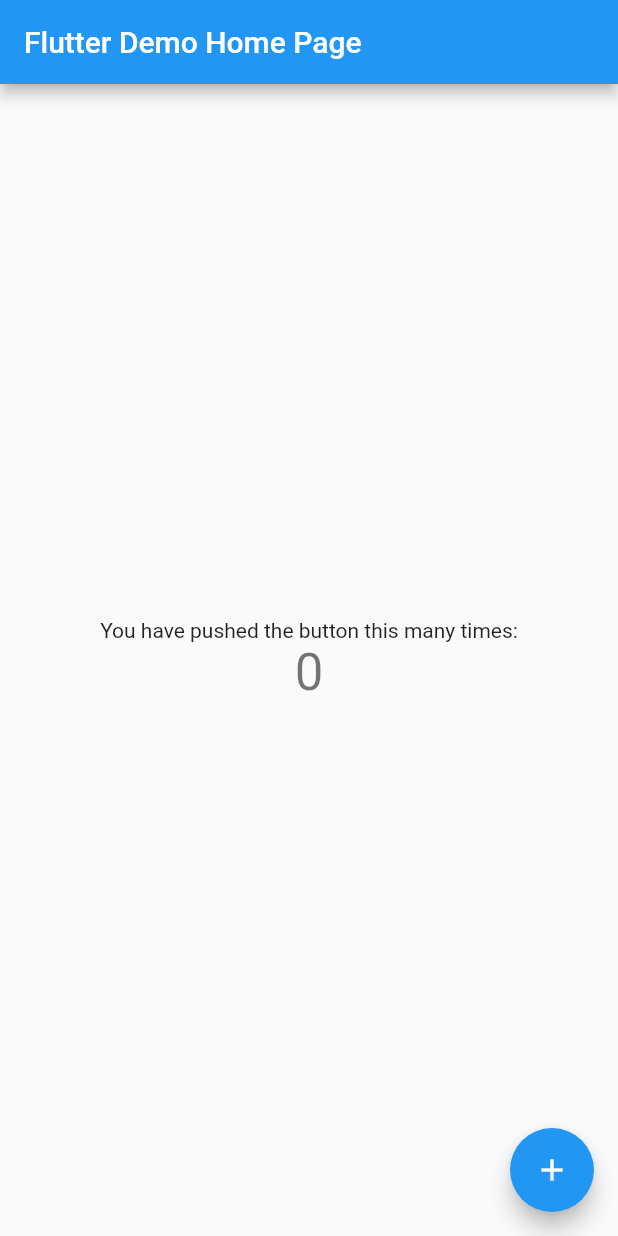
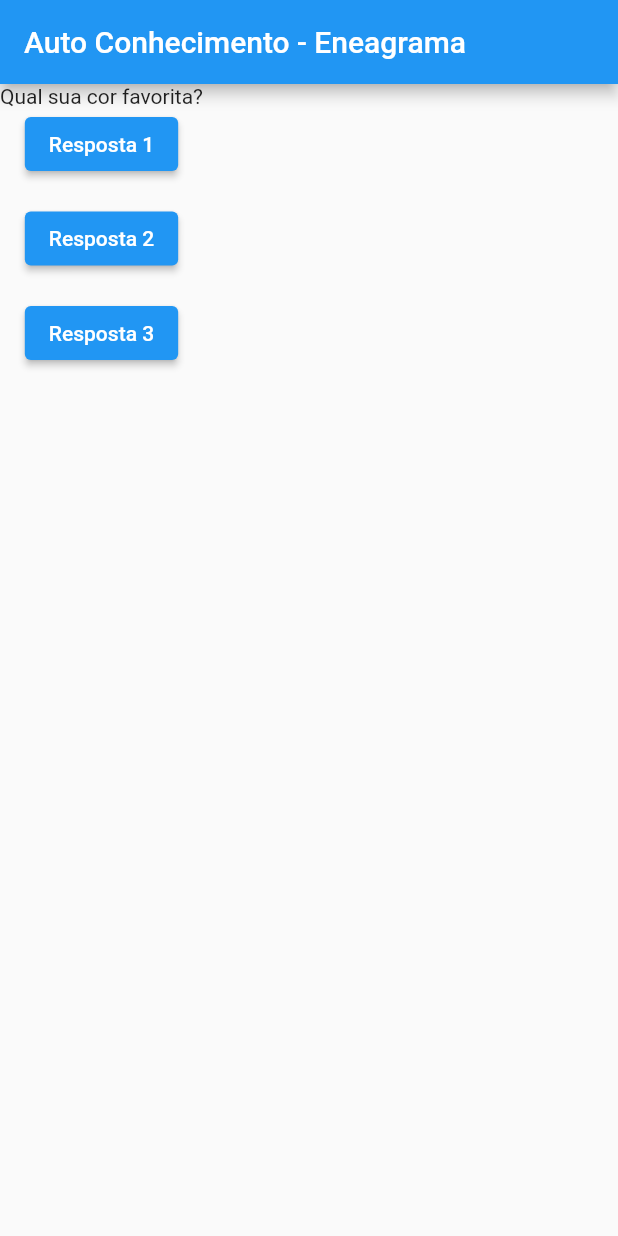
Before and after one commit to danilovalerio/eneaautoconhecimento, a Flutter app: the screen it shows after launch, on a phone screen of 412 x 824 dp. Run offline on Flutter 3.47's test engine with Material 2 defaults, Android fonts, the phone set to English and light mode, and no system bars.

Commit message:
usando stateless com variavel de forma incorreta

```diff
--- a/lib/main.dart
+++ b/lib/main.dart
@@ -1,85 +1,44 @@
 import 'package:flutter/material.dart';
 
-void main() {
-  runApp(const MyApp());
+main() {
+  runApp(AutoConhecimentoEneaApp());
 }
 
-class MyApp extends StatelessWidget {
-  const MyApp({Key? key}) : super(key: key);
+class AutoConhecimentoEneaApp extends StatelessWidget {
 
-  // This widget is the root of your application.
-  @override
-  Widget build(BuildContext context) {
-    return MaterialApp(
-      title: 'Flutter Demo',
-      theme: ThemeData(
-        primarySwatch: Colors.blue,
-      ),
-      home: const MyHomePage(title: 'Flutter Demo Home Page'),
-    );
-  }
-}
+  AutoConhecimentoEneaApp({Key? key}) : super(key: key);
 
-class MyHomePage extends StatefulWidget {
-  const MyHomePage({Key? key, required this.title}) : super(key: key);
-  final String title;
+  var perguntaSelecionada = 0;
 
-  @override
-  State<MyHomePage> createState() => _MyHomePageState();
-}
-
-class _MyHomePageState extends State<MyHomePage> {
-  int _counter = 0;
-
-  void _incrementCounter() {
-    setState(() {
-      _counter++;
-    });
+  void responder() {
+    perguntaSelecionada++;
+    print('$perguntaSelecionada');
   }
 
   @override
   Widget build(BuildContext context) {
-    return Scaffold(
-      appBar: AppBar(
-        // Here we take the value from the MyHomePage object that was created by
-        // the App.build method, and use it to set our appbar title.
-        title: Text(widget.title),
-      ),
-      body: Center(
-        // Center is a layout widget. It takes a single child and positions it
-        // in the middle of the parent.
-        child: Column(
-          // Column is also a layout widget. It takes a list of children and
-          // arranges them vertically. By default, it sizes itself to fit its
-          // children horizontally, and tries to be as tall as its parent.
-          //
-          // Invoke "debug painting" (press "p" in the console, choose the
-          // "Toggle Debug Paint" action from the Flutter Inspector in Android
-          // Studio, or the "Toggle Debug Paint" command in Visual Studio Code)
-          // to see the wireframe for each widget.
-          //
-          // Column has various properties to control how it sizes itself and
-          // how it positions its children. Here we use mainAxisAlignment to
-          // center the children vertically; the main axis here is the vertical
-          // axis because Columns are vertical (the cross axis would be
-          // horizontal).
-          mainAxisAlignment: MainAxisAlignment.center,
-          children: <Widget>[
-            const Text(
-              'You have pushed the button this many times:',
-            ),
-            Text(
-              '$_counter',
-              style: Theme.of(context).textTheme.headline4,
-            ),
+    final perguntas = ['Qual sua cor favorita?', 'Qual seu animal favorito?'];
+
+    final double heightSized = 15;
+
+    return MaterialApp(
+      debugShowCheckedModeBanner: false,
+      home: Scaffold(
+        appBar: AppBar(
+          title: Text('Auto Conhecimento - Eneagrama'),
+        ),
+        body: Column(
+          children: [
+            Text(perguntas.elementAt(perguntaSelecionada)),
+            ElevatedButton(onPressed: responder, child: Text('Resposta 1')),
+            SizedBox(height: heightSized),
+            ElevatedButton(onPressed: responder, child: Text('Resposta 2')),
+            SizedBox(height: heightSized),
+            ElevatedButton(onPressed: responder, child: Text('Resposta 3')),
+            SizedBox(height: heightSized),
           ],
         ),
       ),
-      floatingActionButton: FloatingActionButton(
-        onPressed: _incrementCounter,
-        tooltip: 'Increment',
-        child: const Icon(Icons.add),
-      ), // This trailing comma makes auto-formatting nicer for build methods.
     );
   }
 }
```
